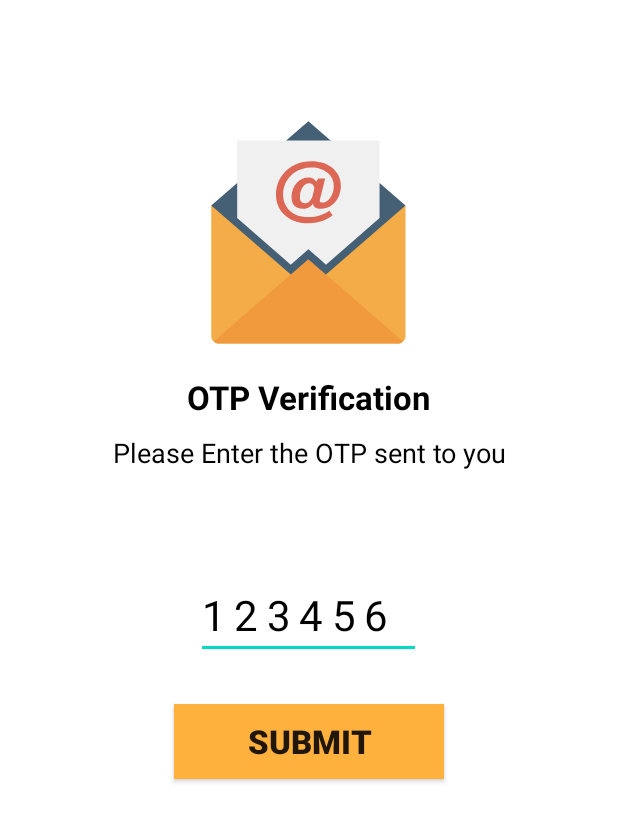
After one commit to abhishekpatel214/Contractor_Samuday, an Android app: the activity_otpverification screen opened directly, with no data from a screen before it, on a phone screen of 412 x 824 dp. The commit adds this screen. Shown: the top 822 px of the screen. Run offline under Robolectric (Android 15) with nearby library versions, the phone set to English and light mode, and no system bars.

Commit message:
otp verificatio design done

```diff
--- a/app/src/main/AndroidManifest.xml
+++ b/app/src/main/AndroidManifest.xml
@@ -11,6 +11,15 @@
         android:supportsRtl="true"
         android:theme="@style/Theme.Contractorसमुदाय"
         tools:targetApi="31">
+        <activity
+            android:name=".activity_otpverification"
+            android:exported="true">
+            <intent-filter>
+                <action android:name="android.intent.action.MAIN" />
+
+                <category android:name="android.intent.category.LAUNCHER" />
+            </intent-filter>
+        </activity>
         <activity
             android:name=".activity_otp"
             android:exported="true">
--- /dev/null
+++ b/app/src/main/java/com/example/contractor/activity_otpverification.java
@@ -0,0 +1,14 @@
+package com.example.contractor;
+
+import androidx.appcompat.app.AppCompatActivity;
+
+import android.os.Bundle;
+
+public class activity_otpverification extends AppCompatActivity {
+
+    @Override
+    protected void onCreate(Bundle savedInstanceState) {
+        super.onCreate(savedInstanceState);
+        setContentView(R.layout.activity_otpverification);
+    }
+}
--- /dev/null
+++ b/app/src/main/res/layout/activity_otpverification.xml
@@ -0,0 +1,83 @@
+<?xml version="1.0" encoding="utf-8"?>
+<LinearLayout
+    xmlns:android="http://schemas.android.com/apk/res/android"
+    xmlns:app="http://schemas.android.com/apk/res-auto"
+    xmlns:tools="http://schemas.android.com/tools"
+    android:layout_width="match_parent"
+    android:layout_height="match_parent"
+    android:background="@color/white"
+    android:gravity="center_horizontal"
+    android:orientation="vertical"
+    tools:context=".activity_otpverification">
+
+    <ImageView
+        android:layout_width="150dp"
+        android:layout_height="150dp"
+        android:src="@drawable/smsverify"
+        android:layout_marginTop="80dp"/>
+
+
+    <TextView
+        android:layout_width="170dp"
+        android:layout_height="wrap_content"
+        android:text="OTP Verification"
+        android:textAlignment="center"
+        android:layout_marginTop="20dp"
+        android:textSize="22sp"
+        android:textStyle="bold"
+        android:textColor="@color/black"
+        />
+
+    <TextView
+        android:layout_width="match_parent"
+        android:layout_height="wrap_content"
+        android:text="@string/otpenter"
+        android:layout_marginTop="10dp"
+        android:textAlignment="center"
+        android:textColor="@color/black"
+        android:textSize="18sp"/>
+
+    <TextView
+        android:id="@+id/otpmobileshow"
+        android:layout_width="match_parent"
+        android:layout_height="wrap_content"
+        android:layout_marginStart="50dp"
+        android:layout_marginEnd="50dp"
+        android:layout_gravity="center"
+        android:layout_marginTop="10dp"
+        android:textAlignment="center"
+        android:textColor="@color/black"
+        android:textSize="22sp"/>
+
+
+
+    <LinearLayout
+        android:layout_width="match_parent"
+        android:layout_height="wrap_content"
+        android:orientation="horizontal"
+        android:gravity="center"
+        android:layout_marginTop="30dp">
+
+        <EditText
+            android:layout_width="150dp"
+            android:layout_height="56dp"
+            android:textSize="28sp"
+            android:letterSpacing="0.2"
+            android:maxLength="6"
+            android:hint="123456"
+            android:textColor="@color/black"
+            android:textColorHint="@color/black"/>
+
+
+    </LinearLayout>
+
+
+    <androidx.appcompat.widget.AppCompatButton
+        android:layout_marginTop="30dp"
+        android:layout_width="180dp"
+        android:layout_height="50dp"
+        android:text="Submit"
+        android:textSize="22sp"
+        android:textStyle="bold"
+        android:background="#FFB13E"/>
+</LinearLayout>
--- a/app/src/main/res/mipmap-anydpi-v26/ic_logo.xml
+++ b/app/src/main/res/mipmap-anydpi-v26/ic_logo.xml
@@ -1,5 +1,5 @@
 <?xml version="1.0" encoding="utf-8"?>
 <adaptive-icon xmlns:android="http://schemas.android.com/apk/res/android">
     <background android:drawable="@drawable/ic_logo_background"/>
-    <foreground android:drawable="@mipmap/ic_logo_foreground"/>
+    <foreground android:drawable="@mipmap/ic_logop"/>
 </adaptive-icon>
--- a/app/src/main/res/mipmap-anydpi-v26/ic_logo_round.xml
+++ b/app/src/main/res/mipmap-anydpi-v26/ic_logo_round.xml
@@ -1,5 +1,5 @@
 <?xml version="1.0" encoding="utf-8"?>
 <adaptive-icon xmlns:android="http://schemas.android.com/apk/res/android">
     <background android:drawable="@drawable/ic_logo_background"/>
-    <foreground android:drawable="@mipmap/ic_logo_foreground"/>
+    <foreground android:drawable="@mipmap/ic_logop"/>
 </adaptive-icon>
--- a/app/src/main/res/values/strings.xml
+++ b/app/src/main/res/values/strings.xml
@@ -1,4 +1,5 @@
 <resources>
     <string name="app_name">Contractor समुदाय</string>
     <string name="otptext">We will send you an one time otp on this given mobile number</string>
+    <string name="otpenter">Please Enter the OTP sent to you</string>
 </resources>
```
Also changed, not shown: app/src/main/res/mipmap-hdpi/ic_logop.png (added), app/src/main/res/mipmap-mdpi/ic_logop.png (added), app/src/main/res/mipmap-xhdpi/ic_logop.png (added), app/src/main/res/mipmap-xxhdpi/ic_logop.png (added), app/src/main/res/mipmap-xxxhdpi/ic_logop.png (added).
